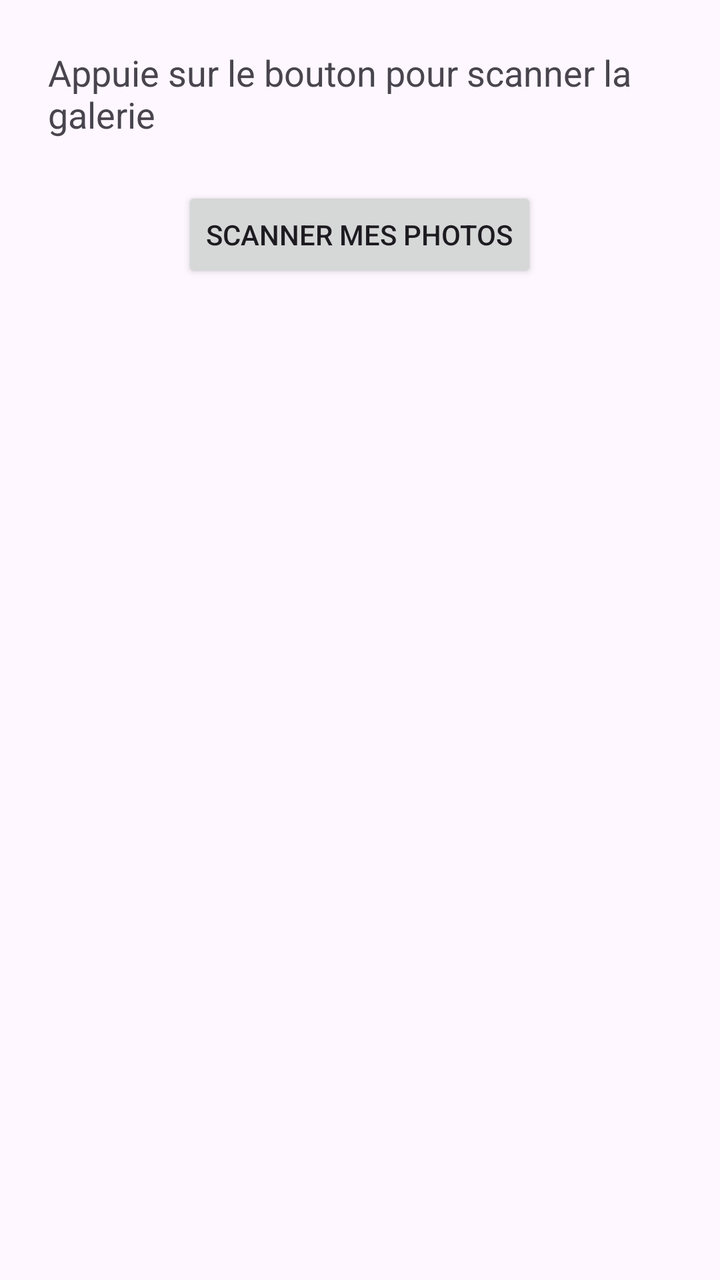
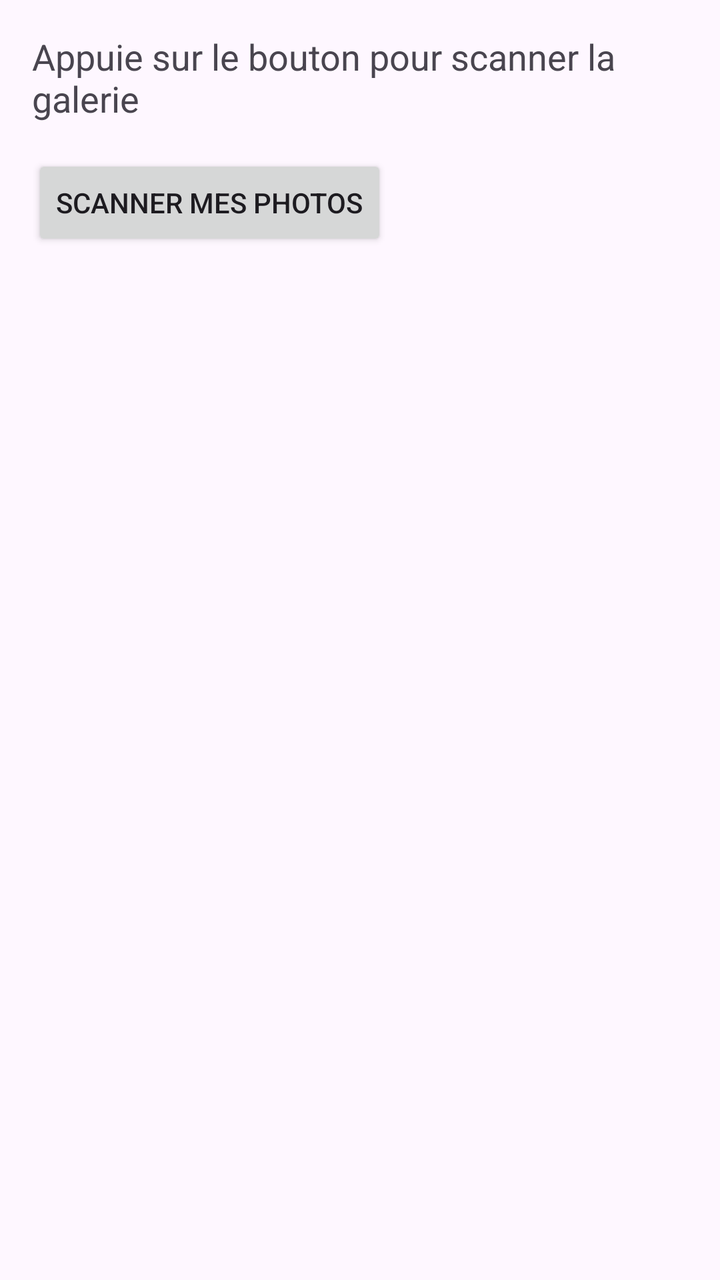

Two renders of the same Android screen: before a commit and after it. Below are the layout's source before the change and the commit's diff.
<!-- AndroidManifest.xml: application theme Theme.SafeGalleryScanner -->
<!-- res/layout/activity_main.xml -->
<?xml version="1.0" encoding="utf-8"?>
<LinearLayout xmlns:android="http://schemas.android.com/apk/res/android"
    android:layout_width="match_parent"
    android:layout_height="match_parent"
    android:orientation="vertical"
    android:gravity="center_horizontal"
    android:padding="24dp">

    <TextView
        android:id="@+id/tvStatus"
        android:layout_width="wrap_content"
        android:layout_height="wrap_content"
        android:layout_marginBottom="24dp"
        android:text="Appuie sur le bouton pour scanner la galerie"
        android:textSize="18sp" />

    <Button
        android:id="@+id/btnScan"
        android:layout_width="wrap_content"
        android:layout_height="wrap_content"
        android:text="Scanner mes photos" />
</LinearLayout>
<!-- resources referenced by this layout -->
<resources>
  <style name="Theme.SafeGalleryScanner" parent="Base.Theme.SafeGalleryScanner" />
  <style name="Base.Theme.SafeGalleryScanner" parent="Theme.Material3.DayNight.NoActionBar">
          
          
      </style>
</resources>

<!-- the commit's change to res/layout/activity_main.xml (unified diff, before → after) -->
@@ -3,14 +3,13 @@
     android:layout_width="match_parent"
     android:layout_height="match_parent"
     android:orientation="vertical"
-    android:gravity="center_horizontal"
-    android:padding="24dp">
+    android:padding="16dp">
 
     <TextView
         android:id="@+id/tvStatus"
         android:layout_width="wrap_content"
         android:layout_height="wrap_content"
-        android:layout_marginBottom="24dp"
+        android:layout_marginBottom="16dp"
         android:text="Appuie sur le bouton pour scanner la galerie"
         android:textSize="18sp" />
 
@@ -19,4 +18,11 @@
         android:layout_width="wrap_content"
         android:layout_height="wrap_content"
         android:text="Scanner mes photos" />
+
+    <androidx.recyclerview.widget.RecyclerView
+        android:id="@+id/recyclerImages"
+        android:layout_width="match_parent"
+        android:layout_height="0dp"
+        android:layout_weight="1"
+        android:layout_marginTop="16dp" />
 </LinearLayout>
